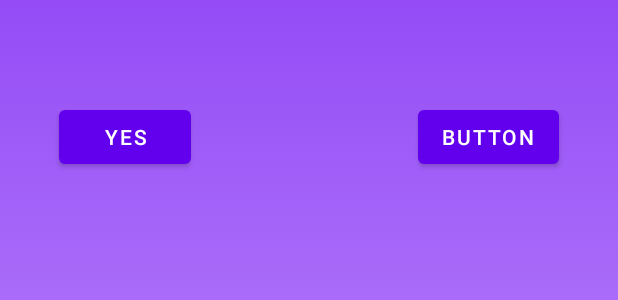
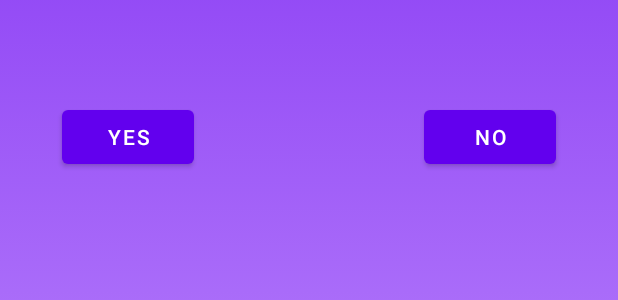
Before and after one commit to shan18u/BuildPlan-App, an Android app: the layout activity_log_out.xml on its own in the app's theme, with its tools: preview values and no code run, on a phone screen of 412 x 824 dp. Shown: the part 696-996 px from the top of the screen. Run offline under Robolectric (Android 15) with nearby library versions, the phone set to English and light mode, and no system bars.

Commit message:
Log out xml

```diff
--- a/app/src/main/res/layout/activity_log_out.xml
+++ b/app/src/main/res/layout/activity_log_out.xml
@@ -30,7 +30,7 @@
                 android:layout_width="wrap_content"
                 android:layout_height="wrap_content"
                 android:layout_marginStart="112dp"
-                android:text="Button"
+                android:text="No"
                 app:layout_constraintBottom_toBottomOf="parent"
                 app:layout_constraintEnd_toEndOf="parent"
                 app:layout_constraintStart_toEndOf="@+id/button_yes"
@@ -48,5 +48,8 @@
                 app:layout_constraintStart_toStartOf="parent"
                 app:layout_constraintTop_toBottomOf="@+id/textView"
                 app:layout_constraintVertical_bias="0.5" />
+
+
+
         </androidx.constraintlayout.widget.ConstraintLayout>
     </RelativeLayout>
```
Also changed, not shown: 1 other file.
